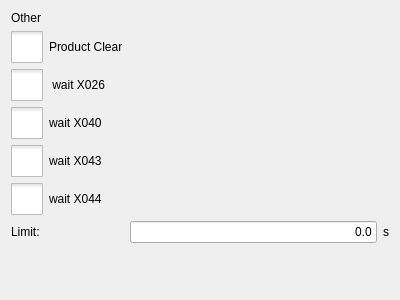
Qt form hcinstruction/ichcotherpage.ui (dongdong-2009/3-5AxisRobot) before a commit.
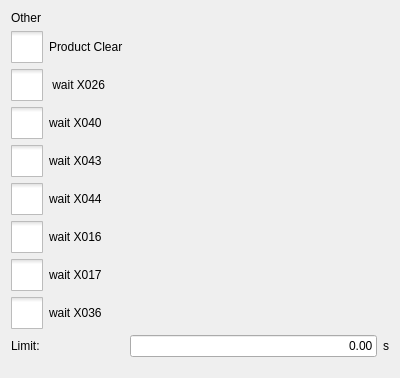
The same form after that commit. Icons and pictures are not drawn. Custom widgets are drawn as their Qt base class.

```diff
--- a/hcinstruction/ichcotherpage.ui
+++ b/hcinstruction/ichcotherpage.ui
@@ -7,7 +7,7 @@
     <x>0</x>
     <y>0</y>
     <width>400</width>
-    <height>300</height>
+    <height>378</height>
    </rect>
   </property>
   <property name="windowTitle">
@@ -128,10 +128,10 @@
      </attribute>
     </widget>
    </item>
-   <item row="6" column="1">
+   <item row="9" column="1">
     <widget class="ICLineEditWithVirtualNumericKeypad" name="limitEdit">
      <property name="text">
-      <string>0.0</string>
+      <string notr="true">0.00</string>
      </property>
      <property name="alignment">
       <set>Qt::AlignRight|Qt::AlignTrailing|Qt::AlignVCenter</set>
@@ -221,14 +221,14 @@
      </attribute>
     </widget>
    </item>
-   <item row="6" column="0">
+   <item row="9" column="0">
     <widget class="QLabel" name="label_2">
      <property name="text">
       <string>Limit:</string>
      </property>
     </widget>
    </item>
-   <item row="7" column="0">
+   <item row="10" column="0">
     <spacer name="verticalSpacer">
      <property name="orientation">
       <enum>Qt::Vertical</enum>
@@ -241,13 +241,127 @@
      </property>
     </spacer>
    </item>
-   <item row="6" column="2">
+   <item row="9" column="2">
     <widget class="QLabel" name="label_3">
      <property name="text">
       <string>s</string>
      </property>
     </widget>
    </item>
+   <item row="6" column="0">
+    <widget class="QCheckBox" name="x016Button">
+     <property name="styleSheet">
+      <string notr="true">::indicator {
+     width: 32px;
+     height: 32px;
+ }
+
+::indicator:unchecked 
+{
+     image: url(:/resource/check_unchecked.png);
+ }
+::indicator:checked 
+{
+     image: url(:/resource/check_checked.png);
+ }
+
+::indicator:checked:disabled
+{
+ image: url(:/resource/check_checked_disable.png);
+}
+
+::indicator:unchecked:disabled
+{
+ image: url(:/resource/check_unchecked_disable.png);
+}</string>
+     </property>
+     <property name="text">
+      <string>wait X016</string>
+     </property>
+     <property name="checkable">
+      <bool>true</bool>
+     </property>
+     <attribute name="buttonGroup">
+      <string notr="true">buttonGroup</string>
+     </attribute>
+    </widget>
+   </item>
+   <item row="7" column="0">
+    <widget class="QCheckBox" name="x017Button">
+     <property name="styleSheet">
+      <string notr="true">::indicator {
+     width: 32px;
+     height: 32px;
+ }
+
+::indicator:unchecked 
+{
+     image: url(:/resource/check_unchecked.png);
+ }
+::indicator:checked 
+{
+     image: url(:/resource/check_checked.png);
+ }
+
+::indicator:checked:disabled
+{
+ image: url(:/resource/check_checked_disable.png);
+}
+
+::indicator:unchecked:disabled
+{
+ image: url(:/resource/check_unchecked_disable.png);
+}</string>
+     </property>
+     <property name="text">
+      <string>wait X017</string>
+     </property>
+     <property name="checkable">
+      <bool>true</bool>
+     </property>
+     <attribute name="buttonGroup">
+      <string notr="true">buttonGroup</string>
+     </attribute>
+    </widget>
+   </item>
+   <item row="8" column="0">
+    <widget class="QCheckBox" name="x036Button">
+     <property name="styleSheet">
+      <string notr="true">::indicator {
+     width: 32px;
+     height: 32px;
+ }
+
+::indicator:unchecked 
+{
+     image: url(:/resource/check_unchecked.png);
+ }
+::indicator:checked 
+{
+     image: url(:/resource/check_checked.png);
+ }
+
+::indicator:checked:disabled
+{
+ image: url(:/resource/check_checked_disable.png);
+}
+
+::indicator:unchecked:disabled
+{
+ image: url(:/resource/check_unchecked_disable.png);
+}</string>
+     </property>
+     <property name="text">
+      <string>wait X036</string>
+     </property>
+     <property name="checkable">
+      <bool>true</bool>
+     </property>
+     <attribute name="buttonGroup">
+      <string notr="true">buttonGroup</string>
+     </attribute>
+    </widget>
+   </item>
   </layout>
  </widget>
  <customwidgets>
```
